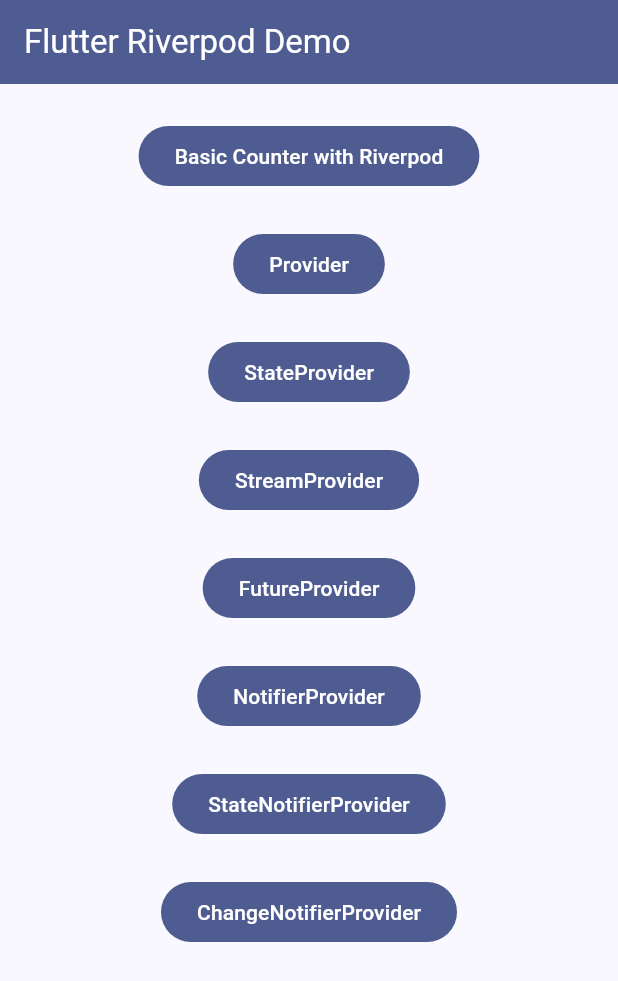
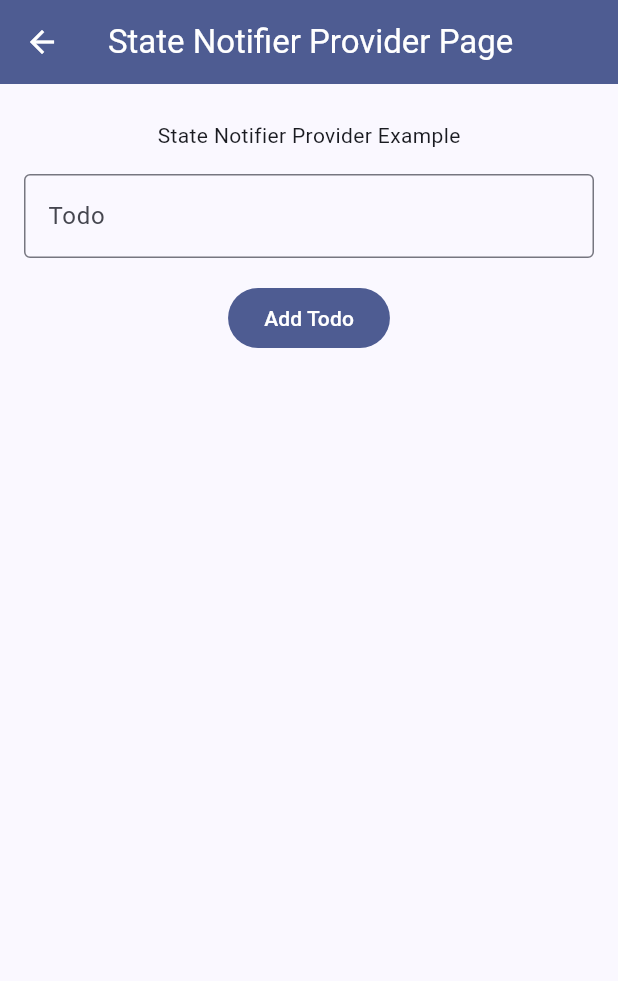
Before and after one commit to thetpaingsoe/flutter_riverpod_demo, a Flutter app: the screen it shows after launch, after a tap on "StateNotifierProvider", on a phone screen of 412 x 824 dp. Shown: the top 981 px of the screen. Run offline on Flutter 3.47's test engine with Material 3 defaults, Android fonts, the phone set to English and light mode, and no system bars; our stand-ins replace flutter_riverpod, riverpod_annotation; generated files the repository leaves out were written again.

Commit message:
Added State Notifier Provider Demo

```diff
--- /dev/null
+++ b/lib/demo/state_notifier_provider/provider/todo_notifier.dart
@@ -0,0 +1,30 @@
+import 'package:flutter_riverpod/flutter_riverpod.dart';
+
+class Todo {
+  String title;
+  bool isCompleted;
+  Todo({required this.title, this.isCompleted = false});
+}
+
+class TodoNotifier extends StateNotifier<List<Todo>> {
+  TodoNotifier() : super([]);
+
+  void addTodo(String title) {
+    state = [ ...state, Todo(title: title)];
+  }
+
+  void completeTodo(int index) {
+    if(index < state.length) {
+      final todo = state[index];
+      state = [
+        ...state.sublist(0, index),
+        Todo(title: todo.title, isCompleted: !todo.isCompleted),
+        ...state.sublist(index + 1),
+      ];
+    }
+  }
+}
+
+final todoProvider = StateNotifierProvider<TodoNotifier, List<Todo>>((ref) {
+  return TodoNotifier();
+});
--- /dev/null
+++ b/lib/demo/state_notifier_provider/view/state_notifier_provider_page.dart
@@ -0,0 +1,76 @@
+import 'package:flutter/material.dart';
+import 'package:flutter_riverpod/flutter_riverpod.dart';
+import 'package:flutter_riverpod_demo/demo/state_notifier_provider/provider/todo_notifier.dart';
+
+class StateNotifierProviderPage extends ConsumerWidget {
+  StateNotifierProviderPage({super.key});
+
+  final TextEditingController _todoController = TextEditingController();
+  @override
+  Widget build(BuildContext context, WidgetRef ref) {
+
+    final todoList = ref.watch(todoProvider);
+
+    return Scaffold(
+      appBar: AppBar(
+        backgroundColor: Theme.of(context).colorScheme.primary,
+        foregroundColor: Theme.of(context).colorScheme.onPrimary,
+        title: const Text('State Notifier Provider Page'),
+      ),
+      body: Center(
+        child: Column(
+          mainAxisAlignment: MainAxisAlignment.start,
+          children: <Widget>[
+            const SizedBox(
+              height: 24,
+            ),
+            Text('State Notifier Provider Example'),
+            const SizedBox(height: 16),
+            Container(
+              padding: const EdgeInsets.only(left: 16, right:16),
+              child: TextField(
+                controller: _todoController,
+                decoration: const InputDecoration(
+                  labelText: 'Todo',
+                  border: OutlineInputBorder(),
+                ),
+              ),
+            ),
+            const SizedBox(height: 16),
+            FilledButton(
+              onPressed: () {
+                ref.read(todoProvider.notifier).addTodo(_todoController.text);
+                _todoController.clear();
+              },
+              child: const Text('Add Todo'),
+            ),
+            const SizedBox(height: 16),
+            Expanded(
+              child: ListView.builder(
+                itemCount: todoList.length,
+                itemBuilder: (context, index) {
+                  return ListTile(
+                    title: Text(
+                      todoList[index].title,
+                      style: TextStyle(
+                        decoration: todoList[index].isCompleted
+                            ? TextDecoration.lineThrough
+                            : TextDecoration.none,
+                      ),
+                    ),
+                    trailing: Checkbox(
+                      value: todoList[index].isCompleted,
+                      onChanged: (value) {
+                        ref.read(todoProvider.notifier).completeTodo(index);
+                      },
+                    ),
+                  );
+                },
+              ),
+            ),
+          ],
+        ),
+      ),
+    );
+  }
+}
--- a/lib/main.dart
+++ b/lib/main.dart
@@ -3,6 +3,7 @@ import 'package:flutter_riverpod/flutter_riverpod.dart';
 import 'package:flutter_riverpod_demo/demo/counter/ui/counter_page.dart';
 import 'package:flutter_riverpod_demo/demo/future_provider/ui/future_provider_page.dart';
 import 'package:flutter_riverpod_demo/demo/provider/ui/provider_page.dart';
+import 'package:flutter_riverpod_demo/demo/state_notifier_provider/view/state_notifier_provider_page.dart';
 
 import 'demo/notifier_provider/view/notifier_provider_page.dart';
 import 'demo/state_provider/ui/state_provider_page.dart';
@@ -129,11 +130,11 @@ class _MyHomePageState extends State<MyHomePage> {
             ),
             FilledButton(
                 onPressed: () {
-                  // Navigator.push(
-                  //     context,
-                  //     MaterialPageRoute(
-                  //         builder: (context) =>
-                  //             const CounterPage()));
+                  Navigator.push(
+                      context,
+                      MaterialPageRoute(
+                          builder: (context) =>
+                              StateNotifierProviderPage()));
                 },
                 child: Text('StateNotifierProvider')),
             SizedBox(
```
